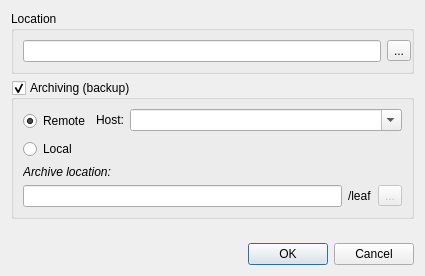
This is src/App/NewBookDialog.ui in wagenadl/notedeln as Qt 5 draws it before an edit. The edited form follows.
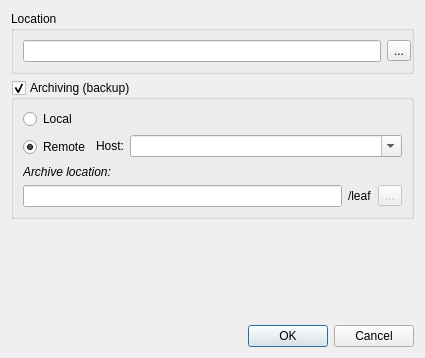
This is the edited form.

Commit message: Working on new book dialog

The edit to the form file:
```diff
--- a/src/App/NewBookDialog.ui
+++ b/src/App/NewBookDialog.ui
@@ -7,7 +7,7 @@
     <x>0</x>
     <y>0</y>
     <width>425</width>
-    <height>276</height>
+    <height>358</height>
    </rect>
   </property>
   <property name="windowTitle">
@@ -51,22 +51,22 @@
       <bool>true</bool>
      </property>
      <layout class="QVBoxLayout" name="verticalLayout_2">
+      <item>
+       <widget class="QRadioButton" name="local">
+        <property name="text">
+         <string>Local</string>
+        </property>
+        <property name="checked">
+         <bool>false</bool>
+        </property>
+       </widget>
+      </item>
       <item>
        <widget class="QWidget" name="widget_5" native="true">
         <layout class="QGridLayout" name="gridLayout">
          <property name="margin">
           <number>0</number>
          </property>
-         <item row="1" column="0">
-          <widget class="QRadioButton" name="remote">
-           <property name="text">
-            <string>Remote</string>
-           </property>
-           <property name="checked">
-            <bool>true</bool>
-           </property>
-          </widget>
-         </item>
          <item row="1" column="1">
           <widget class="QWidget" name="widget_4" native="true">
            <property name="enabled">
@@ -114,13 +114,13 @@
            </layout>
           </widget>
          </item>
-         <item row="2" column="0">
-          <widget class="QRadioButton" name="local">
+         <item row="1" column="0">
+          <widget class="QRadioButton" name="remote">
            <property name="text">
-            <string>Local</string>
+            <string>Remote</string>
            </property>
            <property name="checked">
-            <bool>false</bool>
+            <bool>true</bool>
            </property>
           </widget>
          </item>
```
Left out of the diff: 40 changed lines with no effect on the pictures. The commit also changes 2 other files.
